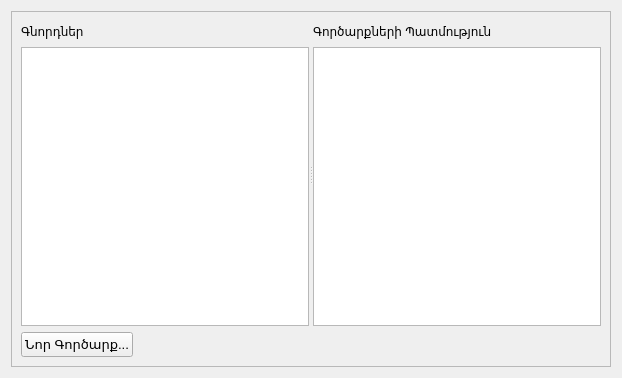
Qt form src/gorcarqner.ui (ADCompany/AD-Farm) before a commit.
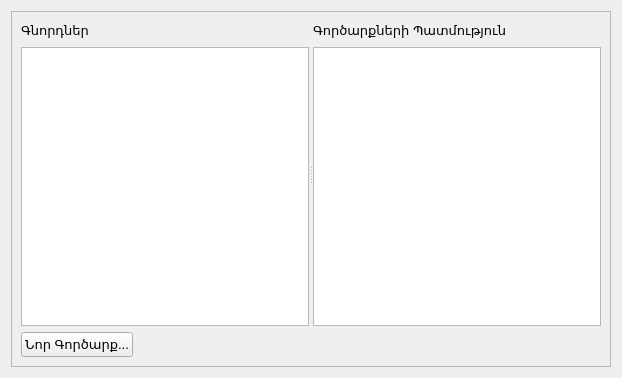
The same form after that commit. Icons and pictures are not drawn.

```diff
--- a/src/gorcarqner.ui
+++ b/src/gorcarqner.ui
@@ -43,7 +43,11 @@
                <item>
                 <widget class="QLabel" name="label">
                  <property name="text">
-                  <string>Գնորդներ</string>
+                  <string>&lt;!DOCTYPE HTML PUBLIC &quot;-//W3C//DTD HTML 4.0//EN&quot; &quot;http://www.w3.org/TR/REC-html40/strict.dtd&quot;&gt;
+&lt;html&gt;&lt;head&gt;&lt;meta name=&quot;qrichtext&quot; content=&quot;1&quot; /&gt;&lt;style type=&quot;text/css&quot;&gt;
+p, li { white-space: pre-wrap; }
+&lt;/style&gt;&lt;/head&gt;&lt;body style=&quot; font-family:'MS Shell Dlg 2'; font-size:8.25pt; font-weight:400; font-style:normal;&quot;&gt;
+&lt;p style=&quot; margin-top:0px; margin-bottom:0px; margin-left:0px; margin-right:0px; -qt-block-indent:0; text-indent:0px;&quot;&gt;&lt;span style=&quot; font-size:10pt;&quot;&gt;Գնորդներ&lt;/span&gt;&lt;/p&gt;&lt;/body&gt;&lt;/html&gt;</string>
                  </property>
                 </widget>
                </item>
@@ -80,7 +84,11 @@
                <item>
                 <widget class="QLabel" name="label_2">
                  <property name="text">
-                  <string>Գործարքների Պատմություն</string>
+                  <string>&lt;!DOCTYPE HTML PUBLIC &quot;-//W3C//DTD HTML 4.0//EN&quot; &quot;http://www.w3.org/TR/REC-html40/strict.dtd&quot;&gt;
+&lt;html&gt;&lt;head&gt;&lt;meta name=&quot;qrichtext&quot; content=&quot;1&quot; /&gt;&lt;style type=&quot;text/css&quot;&gt;
+p, li { white-space: pre-wrap; }
+&lt;/style&gt;&lt;/head&gt;&lt;body style=&quot; font-family:'MS Shell Dlg 2'; font-size:8.25pt; font-weight:400; font-style:normal;&quot;&gt;
+&lt;p style=&quot; margin-top:0px; margin-bottom:0px; margin-left:0px; margin-right:0px; -qt-block-indent:0; text-indent:0px;&quot;&gt;&lt;span style=&quot; font-size:10pt;&quot;&gt;Գործարքների Պատմություն&lt;/span&gt;&lt;/p&gt;&lt;/body&gt;&lt;/html&gt;</string>
                  </property>
                 </widget>
                </item>
```
